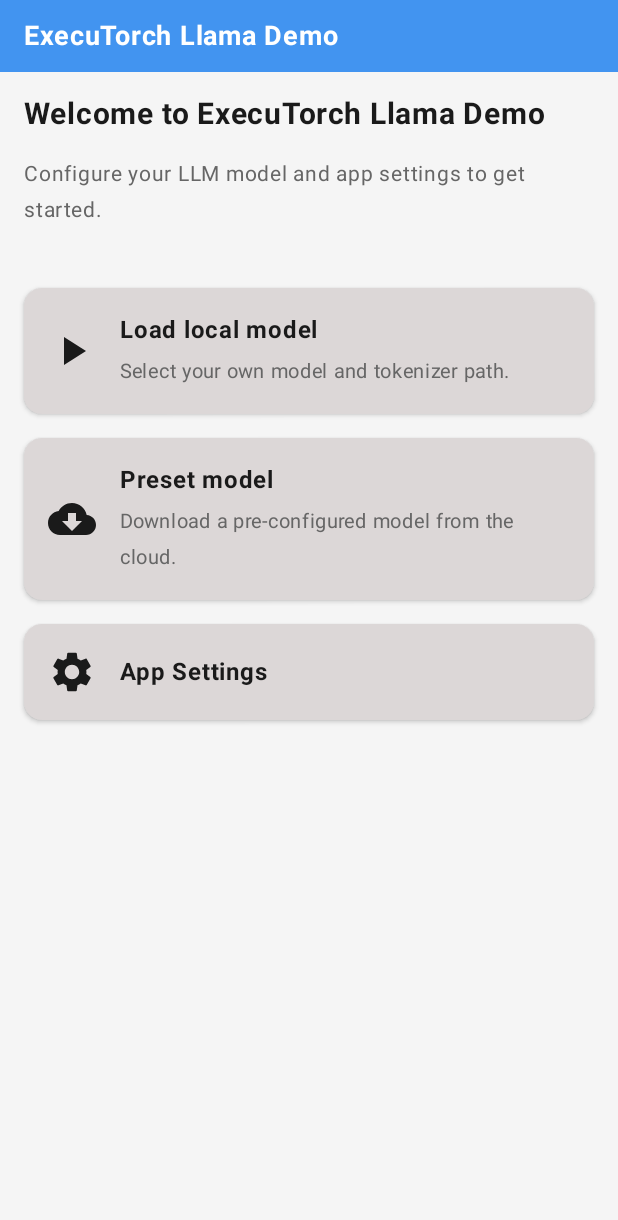
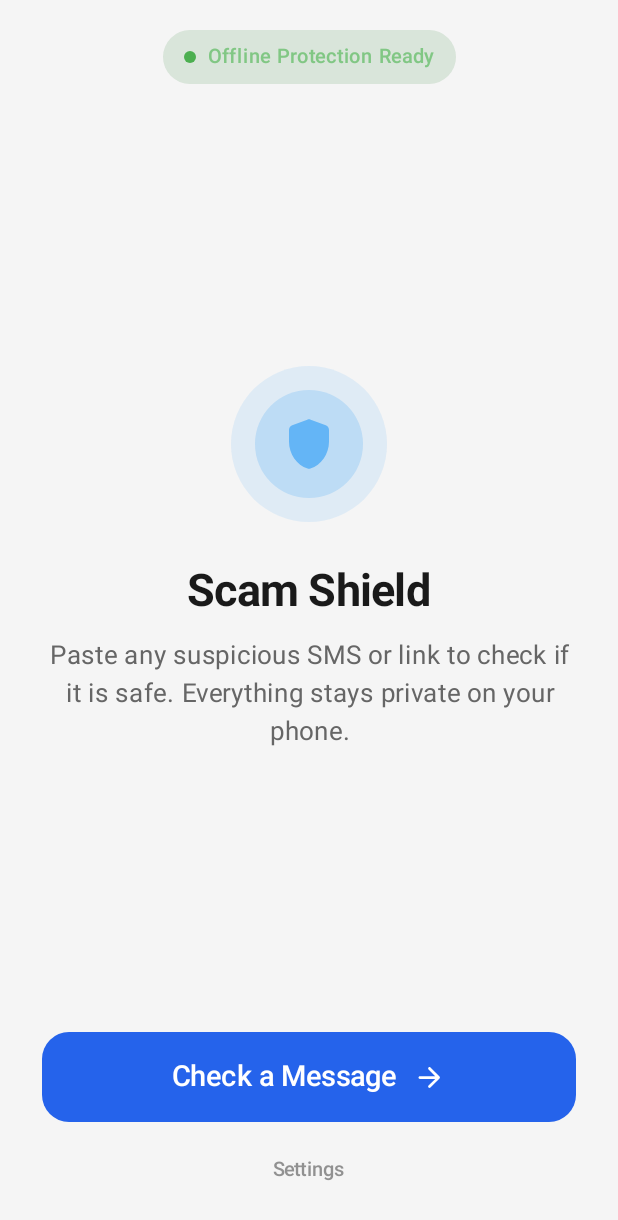
Before and after one commit to diwakar-manikandan/ps3-ondevice-scam-shield, an Android app built with Jetpack Compose: the screen it shows after launch (WelcomeActivity), on a phone screen of 412 x 824 dp. Shown: the top 1220 px of the screen. Run offline under Robolectric (Android 15) with nearby library versions, the phone set to English and light mode, and no system bars.

Commit message:
feat(android): add 1-button Scam Shield home screen, auto-load model, and red/green verdict cards

```diff
--- a/android/LlamaDemo/app/src/main/java/com/example/executorchllamademo/ModuleSettings.kt
+++ b/android/LlamaDemo/app/src/main/java/com/example/executorchllamademo/ModuleSettings.kt
@@ -14,16 +14,17 @@ package com.example.executorchllamademo
  */
 data class ModuleSettings(
     // Legacy single-model fields (kept for backward compatibility)
-    val modelFilePath: String = "",
-    val tokenizerFilePath: String = "",
+    val modelFilePath: String = "/data/local/tmp/llama/Llama-3.2-1B-Instruct-8da4w-gptq-2k.pte",
+    val tokenizerFilePath: String = "/data/local/tmp/llama/tokenizer.model",
     val dataPath: String = "",
     val temperature: Double = DEFAULT_TEMPERATURE,
-    val systemPrompt: String = "",
+    val systemPrompt: String = PromptFormat.DEFAULT_SYSTEM_PROMPT,
     val userPrompt: String = PromptFormat.getUserPromptTemplate(DEFAULT_MODEL),
     val modelType: ModelType = DEFAULT_MODEL,
     val backendType: BackendType = DEFAULT_BACKEND,
     val isClearChatHistory: Boolean = false,
     val isLoadModel: Boolean = false,
+
 
     // LoRA mode toggle - when enabled, allows multiple model selection
     val isLoraMode: Boolean = false,
--- a/android/LlamaDemo/app/src/main/java/com/example/executorchllamademo/WelcomeActivity.kt
+++ b/android/LlamaDemo/app/src/main/java/com/example/executorchllamademo/WelcomeActivity.kt
@@ -49,15 +49,30 @@ class WelcomeActivity : ComponentActivity() {
                 Surface(modifier = Modifier.fillMaxSize()) {
                     WelcomeScreen(
                         onLoadModelClick = {
-                            startActivity(Intent(this@WelcomeActivity, ModelSettingsActivity::class.java))
+                            val prefs = DemoSharedPreferences(this@WelcomeActivity)
+                            val current = prefs.getModuleSettings()
+                            val readySettings = current.copy(
+                                modelFilePath = current.modelFilePath.ifEmpty {
+                                    "/data/local/tmp/llama/Llama-3.2-1B-Instruct-8da4w-gptq-2k.pte"
+                                },
+                                tokenizerFilePath = current.tokenizerFilePath.ifEmpty {
+                                    "/data/local/tmp/llama/tokenizer.model"
+                                },
+                                modelType = ModelType.LLAMA_3,
+                                backendType = BackendType.XNNPACK,
+                                isLoadModel = true
+                            )
+                            prefs.saveModuleSettings(readySettings)
+                            startActivity(Intent(this@WelcomeActivity, MainActivity::class.java))
                         },
                         onDownloadModelClick = {
-                            startActivity(Intent(this@WelcomeActivity, SelectPresetModelActivity::class.java))
+                            startActivity(Intent(this@WelcomeActivity, ModelSettingsActivity::class.java))
                         },
                         onAppSettingsClick = {
                             startActivity(Intent(this@WelcomeActivity, AppSettingsActivity::class.java))
                         }
                     )
+
                 }
             }
         }
--- a/android/LlamaDemo/app/src/main/java/com/example/executorchllamademo/ui/components/MessageItem.kt
+++ b/android/LlamaDemo/app/src/main/java/com/example/executorchllamademo/ui/components/MessageItem.kt
@@ -156,13 +156,23 @@ private fun TextMessage(
     val appColors = LocalAppColors.current
     val isSent = message.isSent
     val arrangement = if (isSent) Arrangement.End else Arrangement.Start
-    val bubbleColor = if (isSent) MessageBubbleSent else appColors.messageBubbleReceived
+
+    // Color-code SCAM as Red and SAFE as Green for instant visual clarity
+    val isScam = isSent && message.text.startsWith("[SCAM", ignoreCase = true)
+    val isSafe = isSent && message.text.startsWith("[SAFE", ignoreCase = true)
+
+    val bubbleColor = when {
+        isScam -> Color(0xFFB71C1C) // High-contrast Red for Scam
+        isSafe -> Color(0xFF1B5E20) // High-contrast Green for Safe
+        isSent -> MessageBubbleSent
+        else -> appColors.messageBubbleReceived
+    }
     val textColor = if (isSent) Color.White else appColors.textOnBubble
 
     Row(
         modifier = modifier
             .fillMaxWidth()
-            .padding(vertical = 4.dp),
+            .padding(vertical = 6.dp),
         horizontalArrangement = arrangement
     ) {
         Column(
@@ -170,40 +180,43 @@ private fun TextMessage(
                 .widthIn(max = maxWidth)
                 .background(
                     color = bubbleColor,
-                    shape = RoundedCornerShape(12.dp)
+                    shape = RoundedCornerShape(16.dp)
                 )
-                .padding(horizontal = 12.dp, vertical = 8.dp)
+                .padding(horizontal = 14.dp, vertical = 12.dp)
         ) {
             if (isSent) {
-                // User messages: plain text
                 Text(
                     text = message.text,
-                    fontSize = 16.sp,
+                    fontSize = 17.sp,
+                    lineHeight = 24.sp,
                     letterSpacing = 0.sp,
                     color = textColor
                 )
             } else {
-                // Thinking block (collapsible, shown before response)
                 if (message.thinkingContent.isNotEmpty()) {
                     ThinkingBlock(
                         content = message.thinkingContent,
                         textColor = textColor
                     )
                 }
-                // Model responses: Markdown rendering
                 if (message.text.isNotEmpty()) {
+                    // Put every bullet on a clean new line for easy reading
+                    val formattedMarkdown = message.text
+                        .replace(" • ", "\n\n• ")
+                        .replace(". •", ".\n\n•")
+
                     RichText(
                         style = RichTextStyle(
                             codeBlockStyle = CodeBlockStyle(
                                 textStyle = TextStyle(
-                                    fontSize = 14.sp,
+                                    fontSize = 15.sp,
                                     fontFamily = FontFamily.Monospace,
                                     color = textColor
                                 )
                             )
                         )
                     ) {
-                        Markdown(content = message.text)
+                        Markdown(content = formattedMarkdown)
                     }
                 }
             }
--- a/android/LlamaDemo/app/src/main/java/com/example/executorchllamademo/ui/screens/WelcomeScreen.kt
+++ b/android/LlamaDemo/app/src/main/java/com/example/executorchllamademo/ui/screens/WelcomeScreen.kt
@@ -1,40 +1,36 @@
-/*
- * Copyright (c) Meta Platforms, Inc. and affiliates.
- * All rights reserved.
- *
- * This source code is licensed under the BSD-style license found in the
- * LICENSE file in the root directory of this source tree.
- */
-
 package com.example.executorchllamademo.ui.screens
 
 import androidx.compose.foundation.background
-import androidx.compose.foundation.clickable
 import androidx.compose.foundation.layout.Arrangement
+import androidx.compose.foundation.layout.Box
 import androidx.compose.foundation.layout.Column
 import androidx.compose.foundation.layout.Row
 import androidx.compose.foundation.layout.Spacer
 import androidx.compose.foundation.layout.fillMaxSize
 import androidx.compose.foundation.layout.fillMaxWidth
 import androidx.compose.foundation.layout.height
+import androidx.compose.foundation.layout.navigationBarsPadding
 import androidx.compose.foundation.layout.padding
 import androidx.compose.foundation.layout.size
-import androidx.compose.foundation.rememberScrollState
+import androidx.compose.foundation.layout.statusBarsPadding
+import androidx.compose.foundation.layout.width
+import androidx.compose.foundation.shape.CircleShape
 import androidx.compose.foundation.shape.RoundedCornerShape
-import androidx.compose.foundation.verticalScroll
 import androidx.compose.material.icons.Icons
-import androidx.compose.material.icons.filled.CloudDownload
-import androidx.compose.material.icons.filled.PlayArrow
-import androidx.compose.material.icons.filled.Settings
-import androidx.compose.material3.Card
-import androidx.compose.material3.CardDefaults
+import androidx.compose.material.icons.rounded.ArrowForward
+import androidx.compose.material.icons.rounded.Shield
+import androidx.compose.material3.Button
+import androidx.compose.material3.ButtonDefaults
 import androidx.compose.material3.Icon
+import androidx.compose.material3.Surface
 import androidx.compose.material3.Text
+import androidx.compose.material3.TextButton
 import androidx.compose.runtime.Composable
 import androidx.compose.ui.Alignment
 import androidx.compose.ui.Modifier
-import androidx.compose.ui.graphics.vector.ImageVector
+import androidx.compose.ui.graphics.Color
 import androidx.compose.ui.text.font.FontWeight
+import androidx.compose.ui.text.style.TextAlign
 import androidx.compose.ui.unit.dp
 import androidx.compose.ui.unit.sp
 import com.example.executorchllamademo.ui.theme.LocalAppColors
@@ -46,179 +42,128 @@ fun WelcomeScreen(
     onAppSettingsClick: () -> Unit = {}
 ) {
     val appColors = LocalAppColors.current
-    val scrollState = rememberScrollState()
 
     Column(
         modifier = Modifier
             .fillMaxSize()
             .background(appColors.settingsBackground)
+            .statusBarsPadding()
+            .navigationBarsPadding()
+            .padding(horizontal = 28.dp, vertical = 20.dp),
+        horizontalAlignment = Alignment.CenterHorizontally,
+        verticalArrangement = Arrangement.SpaceBetween
     ) {
-        // Top banner
+        // Subtle top offline status pill
+        Surface(
+            shape = CircleShape,
+            color = Color(0xFF2E7D32).copy(alpha = 0.14f)
+        ) {
             Row(
-            modifier = Modifier
-                .fillMaxWidth()
-                .background(appColors.navBar)
-                .padding(horizontal = 16.dp, vertical = 12.dp),
+                modifier = Modifier.padding(horizontal = 14.dp, vertical = 6.dp),
                 verticalAlignment = Alignment.CenterVertically
             ) {
+                Box(
+                    modifier = Modifier
+                        .size(8.dp)
+                        .background(Color(0xFF4CAF50), CircleShape)
+                )
+                Spacer(modifier = Modifier.width(8.dp))
                 Text(
-                text = "ExecuTorch Llama Demo",
-                color = appColors.textOnNavBar,
-                fontSize = 18.sp,
+                    text = "Offline Protection Ready",
+                    fontSize = 13.sp,
+                    fontWeight = FontWeight.Medium,
+                    color = Color(0xFF81C784)
+                )
+            }
+        }
+
+        // Clean center focal point
+        Column(
+            horizontalAlignment = Alignment.CenterHorizontally,
+            modifier = Modifier.fillMaxWidth()
+        ) {
+            // Soft layered shield icon
+            Box(
+                modifier = Modifier
+                    .size(104.dp)
+                    .background(Color(0xFF2196F3).copy(alpha = 0.10f), CircleShape),
+                contentAlignment = Alignment.Center
+            ) {
+                Box(
+                    modifier = Modifier
+                        .size(72.dp)
+                        .background(Color(0xFF2196F3).copy(alpha = 0.18f), CircleShape),
+                    contentAlignment = Alignment.Center
+                ) {
+                    Icon(
+                        imageVector = Icons.Rounded.Shield,
+                        contentDescription = "Scam Shield",
+                        tint = Color(0xFF64B5F6),
+                        modifier = Modifier.size(40.dp)
+                    )
+                }
+            }
+
+            Spacer(modifier = Modifier.height(28.dp))
+
+            Text(
+                text = "Scam Shield",
+                fontSize = 30.sp,
                 fontWeight = FontWeight.Bold,
-                modifier = Modifier.weight(1f)
+                color = appColors.settingsText,
+                letterSpacing = (-0.5).sp
+            )
+
+            Spacer(modifier = Modifier.height(12.dp))
+
+            Text(
+                text = "Paste any suspicious SMS or link to check if it is safe. Everything stays private on your phone.",
+                fontSize = 17.sp,
+                color = appColors.settingsSecondaryText,
+                textAlign = TextAlign.Center,
+                lineHeight = 25.sp
             )
         }
 
-        // Scrollable content
+        // Bottom primary action + discrete settings link
         Column(
+            horizontalAlignment = Alignment.CenterHorizontally,
+            modifier = Modifier.fillMaxWidth()
+        ) {
+            Button(
+                onClick = onLoadModelClick,
                 modifier = Modifier
-                .fillMaxSize()
-                .verticalScroll(scrollState)
-                .padding(16.dp),
-            verticalArrangement = Arrangement.spacedBy(16.dp)
+                    .fillMaxWidth()
+                    .height(60.dp),
+                shape = RoundedCornerShape(18.dp),
+                colors = ButtonDefaults.buttonColors(
+                    containerColor = Color(0xFF2563EB),
+                    contentColor = Color.White
+                ),
+                elevation = ButtonDefaults.buttonElevation(defaultElevation = 0.dp)
             ) {
                 Text(
-                text = "Welcome to ExecuTorch Llama Demo",
-                fontSize = 20.sp,
-                fontWeight = FontWeight.Bold,
-                color = appColors.settingsText
+                    text = "Check a Message",
+                    fontSize = 19.sp,
+                    fontWeight = FontWeight.SemiBold
                 )
-
-            Text(
-                text = "Configure your LLM model and app settings to get started.",
-                fontSize = 14.sp,
-                color = appColors.settingsSecondaryText
+                Spacer(modifier = Modifier.width(10.dp))
+                Icon(
+                    imageVector = Icons.Rounded.ArrowForward,
+                    contentDescription = null,
+                    modifier = Modifier.size(22.dp)
                 )
+            }
 
             Spacer(modifier = Modifier.height(8.dp))
 
-            // Load Local LLM Model Card
-            WelcomeCard(
-                title = "Load local model",
-                description = "Select your own model and tokenizer path.",
-                icon = Icons.Filled.PlayArrow,
-                onClick = onLoadModelClick
-            )
-
-            // Download Preset Model Card
-            WelcomeCard(
-                title = "Preset model",
-                description = "Download a pre-configured model from the cloud.",
-                icon = Icons.Filled.CloudDownload,
-                onClick = onDownloadModelClick
-            )
-
-            // App Settings Card
-            WelcomeCardNoDescription(
-                title = "App Settings",
-                icon = Icons.Filled.Settings,
-                onClick = onAppSettingsClick
-            )
-
-            Spacer(modifier = Modifier.height(16.dp))
-        }
-    }
-}
-
-@Composable
-private fun WelcomeCard(
-    title: String,
-    description: String,
-    icon: ImageVector,
-    onClick: () -> Unit
-) {
-    val appColors = LocalAppColors.current
-
-    Card(
-        modifier = Modifier
-            .fillMaxWidth()
-            .clickable(onClick = onClick),
-        shape = RoundedCornerShape(12.dp),
-        colors = CardDefaults.cardColors(
-            containerColor = appColors.settingsRowBackground
-        ),
-        elevation = CardDefaults.cardElevation(
-            defaultElevation = 2.dp
-        )
-    ) {
-        Row(
-            modifier = Modifier
-                .fillMaxWidth()
-                .padding(16.dp),
-            verticalAlignment = Alignment.CenterVertically
-        ) {
-            Icon(
-                imageVector = icon,
-                contentDescription = title,
-                tint = appColors.settingsText,
-                modifier = Modifier.size(32.dp)
-            )
-
-            Column(
-                modifier = Modifier
-                    .weight(1f)
-                    .padding(start = 16.dp)
-            ) {
+            TextButton(onClick = onDownloadModelClick) {
                 Text(
-                    text = title,
-                    fontSize = 16.sp,
-                    fontWeight = FontWeight.Bold,
-                    color = appColors.settingsText
-                )
-
-                Spacer(modifier = Modifier.height(4.dp))
-
-                Text(
-                    text = description,
+                    text = "Settings",
                     fontSize = 13.sp,
-                    color = appColors.settingsSecondaryText
+                    color = appColors.settingsSecondaryText.copy(alpha = 0.7f)
                 )
             }
         }
     }
 }
-
-@Composable
-private fun WelcomeCardNoDescription(
-    title: String,
-    icon: ImageVector,
-    onClick: () -> Unit
-) {
-    val appColors = LocalAppColors.current
-
-    Card(
-        modifier = Modifier
-            .fillMaxWidth()
-            .clickable(onClick = onClick),
-        shape = RoundedCornerShape(12.dp),
-        colors = CardDefaults.cardColors(
-            containerColor = appColors.settingsRowBackground
-        ),
-        elevation = CardDefaults.cardElevation(
-            defaultElevation = 2.dp
-        )
-    ) {
-        Row(
-            modifier = Modifier
-                .fillMaxWidth()
-                .padding(16.dp),
-            verticalAlignment = Alignment.CenterVertically
-        ) {
-            Icon(
-                imageVector = icon,
-                contentDescription = title,
-                tint = appColors.settingsText,
-                modifier = Modifier.size(32.dp)
-            )
-
-            Text(
-                text = title,
-                fontSize = 16.sp,
-                fontWeight = FontWeight.Bold,
-                color = appColors.settingsText,
-                modifier = Modifier.padding(start = 16.dp)
-            )
-        }
-    }
-}
```
Lines whose indentation alone changed are shown as unchanged.
